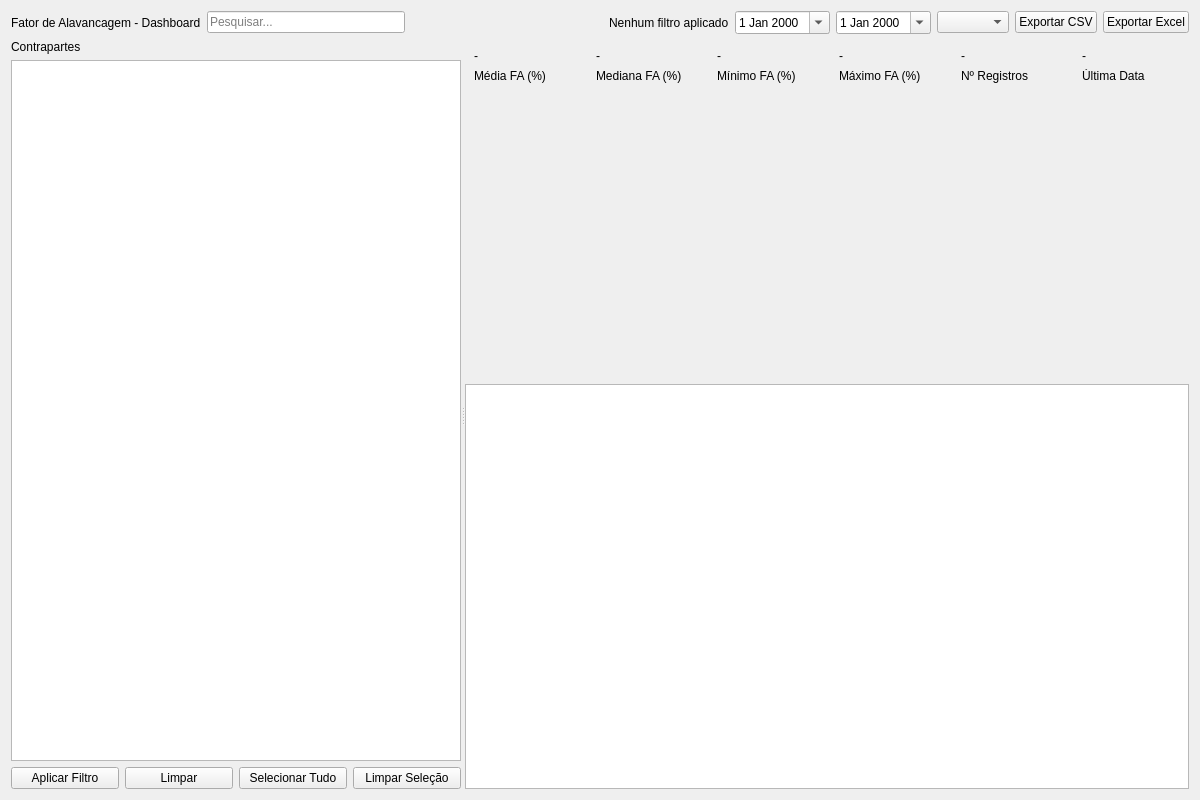
First picture: the form in templates/template.ui, repository FelipeNava393/FA_Atualizado, before the edit.
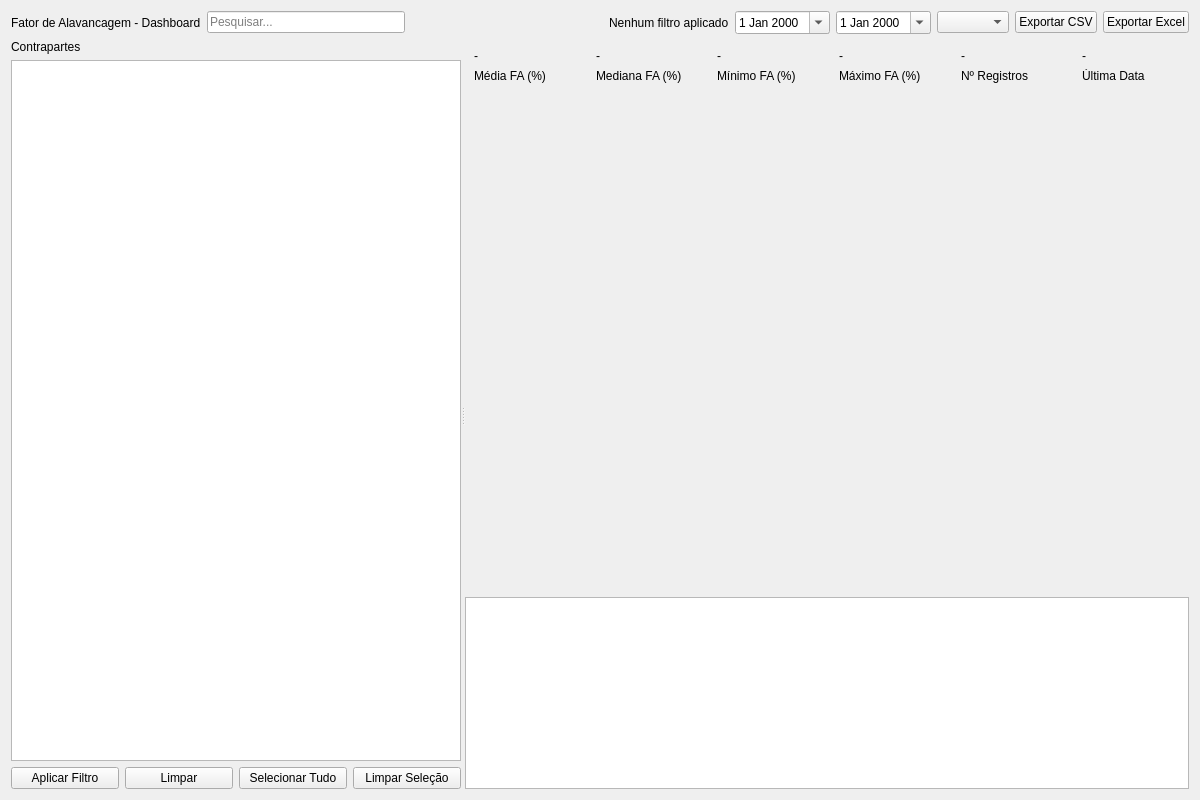
Second picture: the form after the edit.

Commit message: Adjust window size and panel layouts for better display (#2)

The edit to the form file:
```diff
--- a/templates/template.ui
+++ b/templates/template.ui
@@ -174,20 +174,32 @@
        </item>
        <item>
         <widget class="QWidget" name="grafico_placeholder">
-         <property name="minimumSize">
-          <size>
-           <width>300</width>
-           <height>280</height>
-          </size>
-         </property>
+        <property name="sizePolicy">
+         <sizepolicy hsizetype="Expanding" vsizetype="Expanding">
+          <horstretch>0</horstretch>
+          <verstretch>1</verstretch>
+         </sizepolicy>
+        </property>
+        <property name="minimumSize">
+         <size>
+          <width>400</width>
+          <height>420</height>
+         </size>
+        </property>
         </widget>
        </item>
        <item>
         <widget class="QTableWidget" name="fa_table">
+         <property name="sizePolicy">
+          <sizepolicy hsizetype="Expanding" vsizetype="Minimum">
+           <horstretch>0</horstretch>
+           <verstretch>0</verstretch>
+          </sizepolicy>
+         </property>
          <property name="minimumSize">
           <size>
            <width>300</width>
-           <height>200</height>
+          <height>140</height>
           </size>
          </property>
         </widget>
```
Left out of the diff: 15 changed lines with no effect on the pictures. The commit also changes 1 other file.
